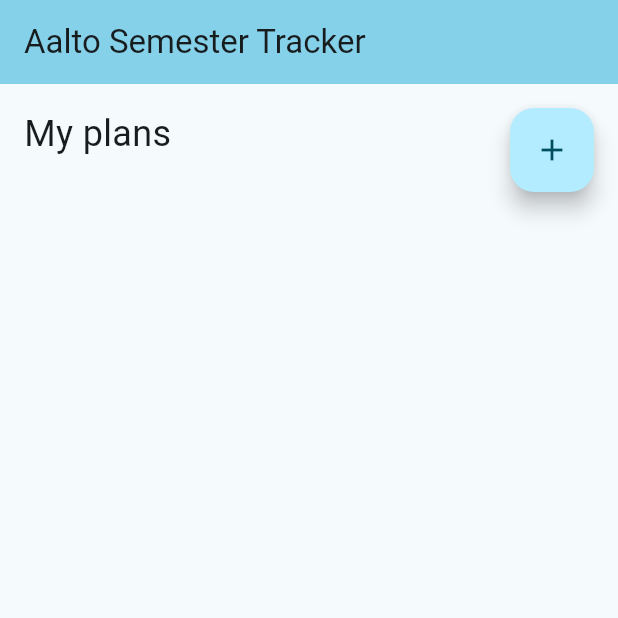
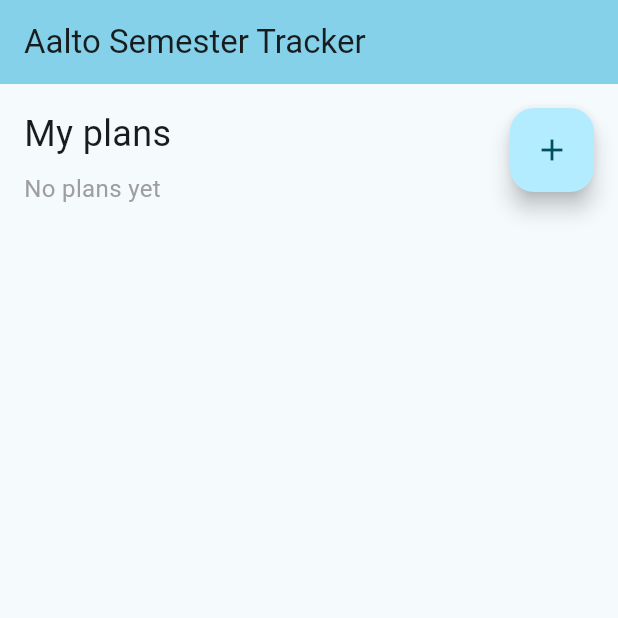
Before and after one commit to aarneaaltonen/course_deadline_tracker, a Flutter app: the screen it shows after launch, on a phone screen of 412 x 824 dp, the top half of it. Run offline on Flutter 3.47's test engine with Material 3 defaults, Android fonts, the phone set to English and light mode, and no system bars; our stand-ins replace flutter_form_builder, form_builder_validators, get.

Commit message:
fix: fixed overflow, added menu button, styled card

```diff
--- a/lib/main.dart
+++ b/lib/main.dart
@@ -63,14 +63,31 @@
                           "My plans",
                           style: TextStyle(fontSize: 24.0),
                         ),
-                        ...List.generate(
-                          controller.plans.length,
-                          (index) => Padding(
+                        if (controller.plans.isEmpty)
+                          Padding(
                             padding: const EdgeInsets.symmetric(vertical: 8.0),
-                            child: PlanCard(
-                              id: controller.plans[index].id,
-                              title: controller.plans[index].name,
-                              semester: controller.plans[index].semester,
+                            child: Text(
+                              "No plans yet",
+                              style:
+                                  TextStyle(fontSize: 16.0, color: Colors.grey),
+                            ),
+                          ),
+                        Expanded(
+                          child: SingleChildScrollView(
+                            child: Column(
+                              crossAxisAlignment: CrossAxisAlignment.start,
+                              children: List.generate(
+                                controller.plans.length,
+                                (index) => Padding(
+                                  padding:
+                                      const EdgeInsets.symmetric(vertical: 8.0),
+                                  child: PlanCard(
+                                    id: controller.plans[index].id,
+                                    title: controller.plans[index].name,
+                                    semester: controller.plans[index].semester,
+                                  ),
+                                ),
+                              ),
                             ),
                           ),
                         ),
```
Also changed, not shown: lib/widgets/plan_card.dart (+69 -3 lines).
